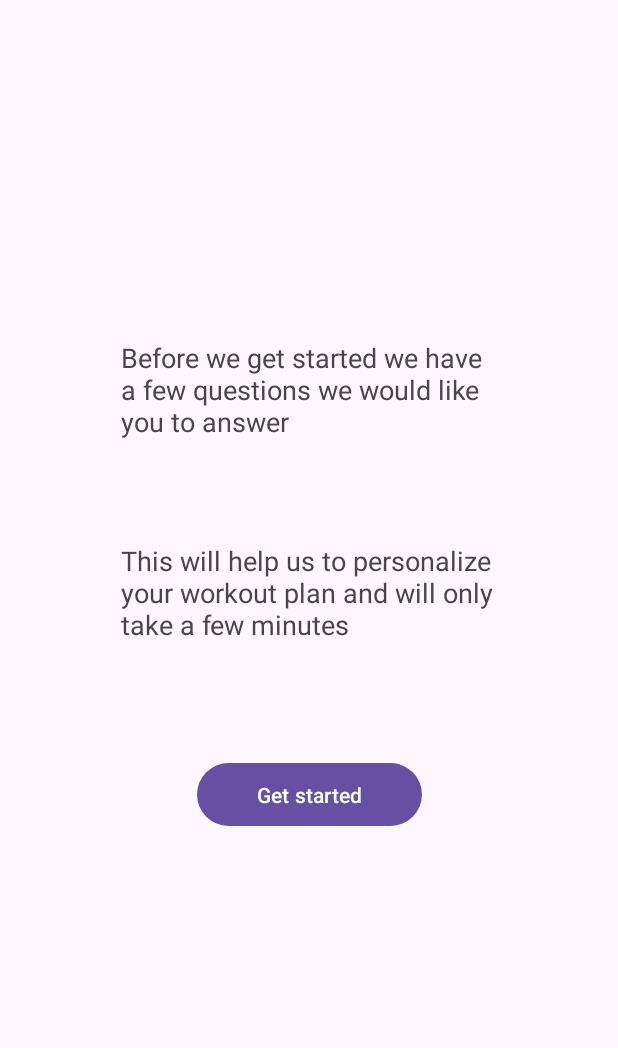
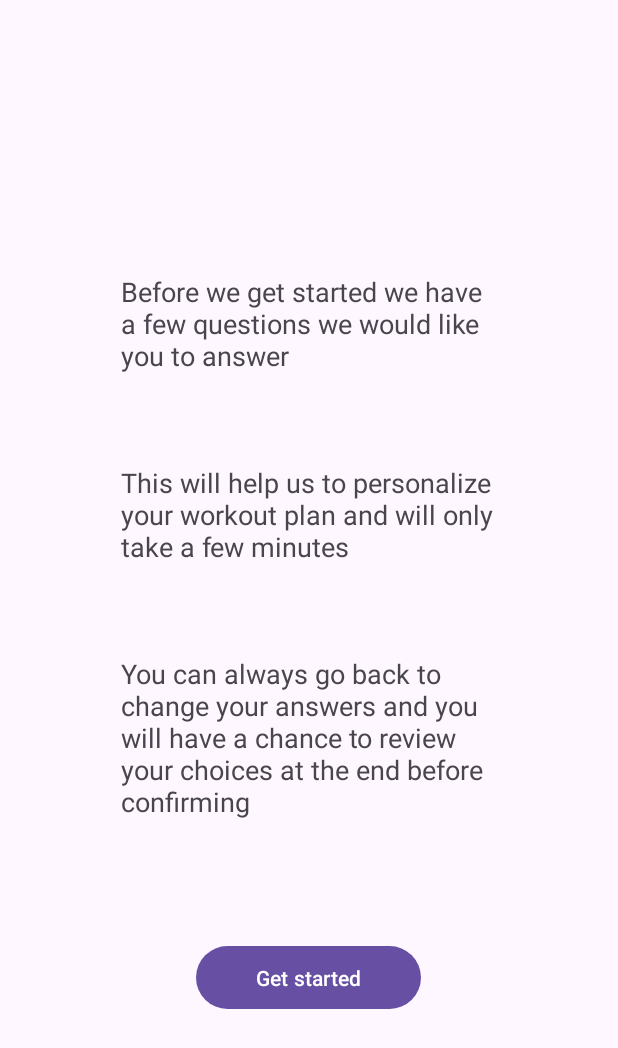
Before and after one commit to EricWou/WouFit, an Android app: the account_initialization screen opened directly, with no data from a screen before it, on a phone screen of 412 x 824 dp. Shown: the top 1048 px of the screen. Run offline under Robolectric (Android 15) with nearby library versions, the phone set to English and light mode, and no system bars; 1 statement that could not run was skipped.

Commit message:
added animations to init_fragments

```diff
--- a/app/src/main/java/com/example/woufit/account_initialization.java
+++ b/app/src/main/java/com/example/woufit/account_initialization.java
@@ -1,15 +1,12 @@
 package com.example.woufit;
 
-import android.content.Context;
-import android.content.Intent;
 import android.os.Bundle;
 import android.widget.TextView;
 
 import androidx.activity.EdgeToEdge;
 import androidx.appcompat.app.AppCompatActivity;
 
-import com.example.woufit.model.Users;
-import com.example.woufit.myfragments.Welcome_Fragment;
+import com.example.woufit.initializationfragments.Welcome_Fragment;
 
 public class account_initialization extends AppCompatActivity {
 
@@ -46,6 +43,13 @@ public class account_initialization extends AppCompatActivity {
             getSupportFragmentManager()
                     .beginTransaction()
                     .setReorderingAllowed(true)
+                    .addToBackStack("Welcome")
+                    .setCustomAnimations(
+                            R.anim.slide_in,  // enter
+                            R.anim.fade_out,  // exit
+                            R.anim.fade_in,   // popEnter
+                            R.anim.slide_out  // popExit
+                    )
                     .add(R.id.initialization_fragment_container, Welcome_Fragment.class, bundle)
                     .commit();
         }
--- a/app/src/main/java/com/example/woufit/myfragments/Welcome_Fragment.java
+++ b/app/src/main/java/com/example/woufit/initializationfragments/Welcome_Fragment.java
@@ -1,4 +1,4 @@
-package com.example.woufit.myfragments;
+package com.example.woufit.initializationfragments;
 
 import android.os.Bundle;
 import android.view.View;
@@ -18,14 +18,19 @@ public class Welcome_Fragment extends Fragment {
     private Users user;
 
     public Welcome_Fragment() {
-        super(R.layout.welcome_fragment);
+        super(R.layout.init_welcome_fragment);
     }
 
+    //onViewCreated is called immediately after onCreateView()
     public void onViewCreated(@NonNull View view, Bundle savedInstanceState) {
-        //onViewCreated is called immediately after onCreateView()
+        super.onViewCreated(view, savedInstanceState);
 
         //retrieving data from Bundle object containing key "user"
         user = requireArguments().getParcelable("user");
+
+        Bundle bundle = new Bundle();
+        bundle.putParcelable("user", user);
+
         //retrieving view from welcome_fragment
         welcomeFragmentTitleTextView = getView().findViewById(R.id.welcome_fragment_title_text_view);
 
@@ -38,7 +43,14 @@ public class Welcome_Fragment extends Fragment {
             //the parent in this case is account_initialization.java
             getParentFragmentManager().beginTransaction()
                     .setReorderingAllowed(true)
-                    .replace(R.id.initialization_fragment_container, Goal_Fragment.class, null)
+                    .addToBackStack("Goal")
+                    .setCustomAnimations(
+                            R.anim.slide_in,  // enter
+                            R.anim.fade_out,  // exit
+                            R.anim.fade_in,   // popEnter
+                            R.anim.slide_out  // popExit
+                    )
+                    .replace(R.id.initialization_fragment_container, Goal_Fragment.class, bundle)
                     .commit();
 
             //implement stack to allow going back and forth between fragments
--- /dev/null
+++ b/app/src/main/java/com/example/woufit/initializationfragments/freq_fragment.java
@@ -0,0 +1,4 @@
+package com.example.woufit.initializationfragments;
+
+public class freq_fragment {
+}
--- /dev/null
+++ b/app/src/main/res/anim/fade_in.xml
@@ -0,0 +1,6 @@
+<?xml version="1.0" encoding="utf-8"?>
+<alpha xmlns:android="http://schemas.android.com/apk/res/android"
+    android:duration="@android:integer/config_shortAnimTime"
+    android:interpolator="@android:anim/decelerate_interpolator"
+    android:fromAlpha="0"
+    android:toAlpha="1" />
--- /dev/null
+++ b/app/src/main/res/anim/fade_out.xml
@@ -0,0 +1,6 @@
+<?xml version="1.0" encoding="utf-8"?>
+<alpha xmlns:android="http://schemas.android.com/apk/res/android"
+    android:duration="@android:integer/config_shortAnimTime"
+    android:interpolator="@android:anim/decelerate_interpolator"
+    android:fromAlpha="1"
+    android:toAlpha="0" />
--- /dev/null
+++ b/app/src/main/res/anim/slide_in.xml
@@ -0,0 +1,6 @@
+<?xml version="1.0" encoding="utf-8"?>
+<translate xmlns:android="http://schemas.android.com/apk/res/android"
+    android:duration="@android:integer/config_shortAnimTime"
+    android:interpolator="@android:anim/decelerate_interpolator"
+    android:fromXDelta="100%"
+    android:toXDelta="0%" />
--- /dev/null
+++ b/app/src/main/res/anim/slide_out.xml
@@ -0,0 +1,6 @@
+<?xml version="1.0" encoding="utf-8"?>
+<translate xmlns:android="http://schemas.android.com/apk/res/android"
+    android:duration="@android:integer/config_shortAnimTime"
+    android:interpolator="@android:anim/decelerate_interpolator"
+    android:fromXDelta="0%"
+    android:toXDelta="100%" />
--- a/app/src/main/res/layout/welcome_fragment.xml
+++ b/app/src/main/res/layout/init_welcome_fragment.xml
@@ -22,7 +22,7 @@
         android:id="@+id/welcome_fragment_greeting1_text_view"
         android:layout_width="250dp"
         android:layout_height="wrap_content"
-        android:layout_marginTop="104dp"
+        android:layout_marginTop="60dp"
         android:text="@string/welcome_fragment_greeting1_text_view"
         android:textSize="18sp"
         app:layout_constraintEnd_toEndOf="parent"
@@ -34,22 +34,36 @@
         android:id="@+id/welcome_fragment_greeting2_text_view"
         android:layout_width="250dp"
         android:layout_height="wrap_content"
-        android:layout_marginTop="68dp"
+        android:layout_marginTop="60dp"
         android:text="@string/welcome_fragment_greeting2_text_view"
+        android:textSize="18sp"
+        app:layout_constraintEnd_toEndOf="parent"
+        app:layout_constraintHorizontal_bias="0.496"
+        app:layout_constraintStart_toStartOf="parent"
+        app:layout_constraintTop_toBottomOf="@+id/welcome_fragment_greeting1_text_view" />
+
+    <TextView
+        android:id="@+id/welcome_fragment_greeting3_text_view"
+        android:layout_width="250dp"
+        android:layout_height="wrap_content"
+        android:layout_marginTop="60dp"
+        android:text="@string/welcome_fragment_greeting3_text_view"
         android:textSize="18sp"
         app:layout_constraintEnd_toEndOf="parent"
         app:layout_constraintHorizontal_bias="0.498"
         app:layout_constraintStart_toStartOf="parent"
-        app:layout_constraintTop_toBottomOf="@+id/welcome_fragment_greeting1_text_view" />
+        app:layout_constraintTop_toBottomOf="@+id/welcome_fragment_greeting2_text_view" />
 
     <Button
         android:id="@+id/get_started_button"
         android:layout_width="150dp"
         android:layout_height="50dp"
-        android:layout_marginTop="76dp"
+        android:layout_marginTop="80dp"
         android:text="@string/get_started_button"
         app:layout_constraintEnd_toEndOf="parent"
+        app:layout_constraintHorizontal_bias="0.498"
         app:layout_constraintStart_toStartOf="parent"
-        app:layout_constraintTop_toBottomOf="@+id/welcome_fragment_greeting2_text_view" />
+        app:layout_constraintTop_toBottomOf="@+id/welcome_fragment_greeting3_text_view" />
+
 
 </androidx.constraintlayout.widget.ConstraintLayout>
--- a/app/src/main/res/values/strings_account_initialization.xml
+++ b/app/src/main/res/values/strings_account_initialization.xml
@@ -5,13 +5,17 @@
         questions we would like you to answer</string>
     <string name="welcome_fragment_greeting2_text_view">This will help us to personalize
         your workout plan and will only take a few minutes</string>
+    <string name="welcome_fragment_greeting3_text_view">You can always go back to change your
+    answers and you will have a chance to review your choices at the end before confirming</string>
     <string name="get_started_button">Get started</string>
 
     <string name="goal_fragment_title_text_view">What are your goals for working out?</string>
     <string name="goal_fragment_description_text_view">Select one or more of the following:</string>
-    <string name="strength_radio_button">Strength/Endurance</string>
+    <string name="strength_radio_button">Strength</string>
+    <string name="endurance_radio_button">Endurance</string>
     <string name="flexibility_radio_button">Flexibility</string>
-    <string name="cardio_radio_button">Cardio</string>
     <string name="goal_fragment_next_button">Next</string>
 
+    <string name="freq_fragment_title_text_view">How many different workouts in a week would you like?</string>
+
 </resources>
```
Also changed, not shown: app/src/main/java/com/example/woufit/MainActivity.java (+38 -39 lines), app/src/main/java/com/example/woufit/initializationfragments/Goal_Fragment.java (added, +37 -0 lines), app/src/main/java/com/example/woufit/myfragments/Goal_Fragment.java (deleted, +0 -26 lines), app/src/main/res/layout/init_freq_fragment.xml (added, +33 -0 lines), app/src/main/res/layout/init_goal_fragment.xml (renamed from app/src/main/res/layout/goal_fragment.xml, +15 -14 lines).
